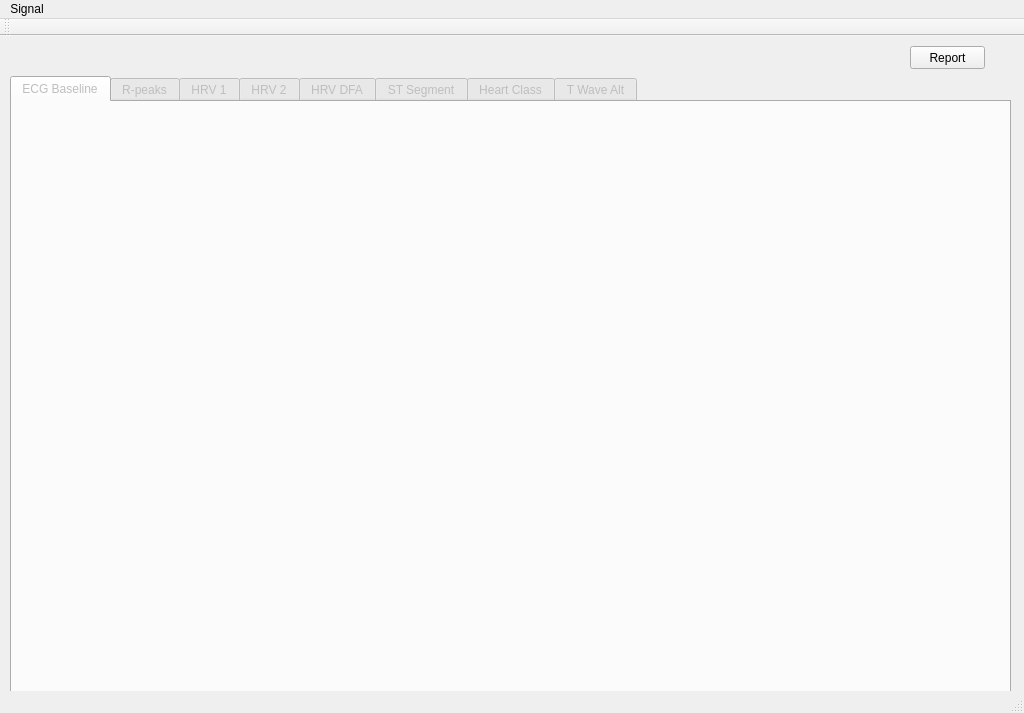
KuleszIB/EcgAppCore, file EcgApplicationCore/View/mainview.ui: the form before one commit.
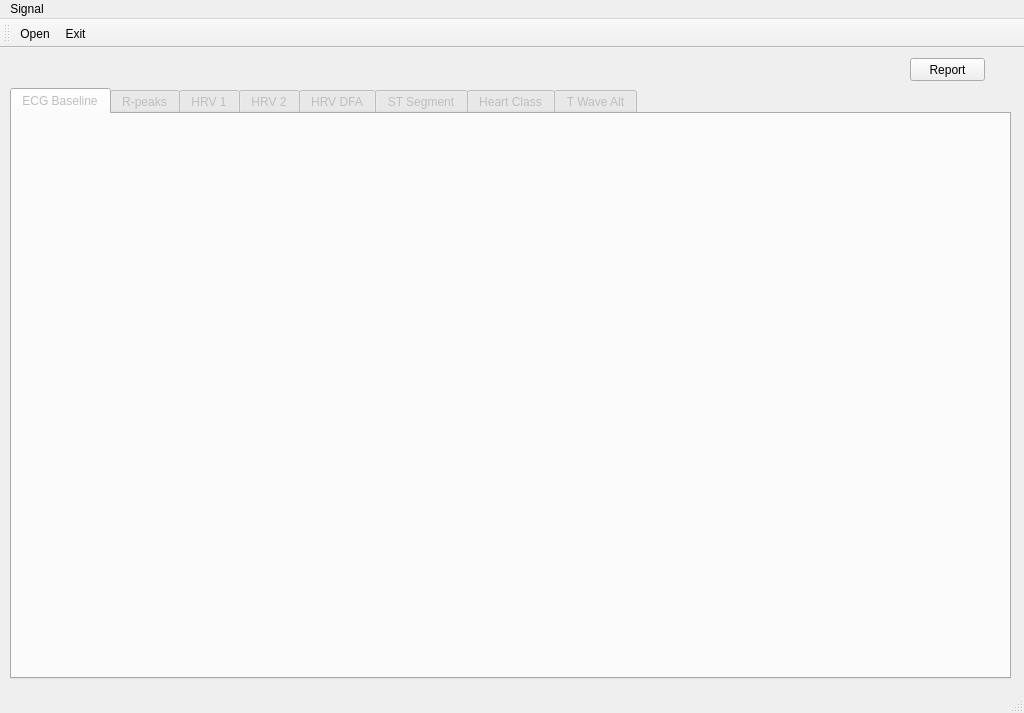
The form after the commit. Icons and pictures are not drawn.

```diff
--- a/EcgApplicationCore/View/mainview.ui
+++ b/EcgApplicationCore/View/mainview.ui
@@ -27,7 +27,7 @@
       <x>10</x>
       <y>40</y>
       <width>1001</width>
-      <height>621</height>
+      <height>591</height>
      </rect>
     </property>
     <property name="currentIndex">
@@ -43,7 +43,7 @@
         <x>10</x>
         <y>10</y>
         <width>971</width>
-        <height>581</height>
+        <height>541</height>
        </rect>
       </property>
       <layout class="QVBoxLayout" name="loECGBaseline"/>
@@ -229,6 +229,8 @@
    <attribute name="toolBarBreak">
     <bool>false</bool>
    </attribute>
+   <addaction name="actionOpen"/>
+   <addaction name="actionExit"/>
   </widget>
   <widget class="QStatusBar" name="statusBar"/>
   <action name="actionOpen">
```
